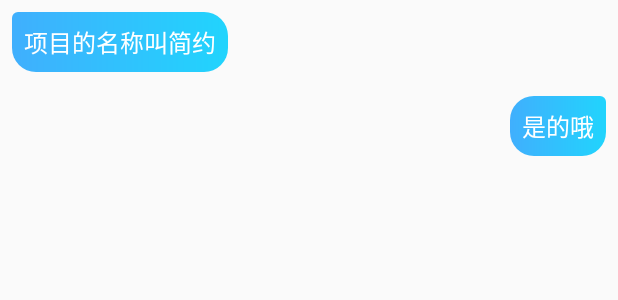
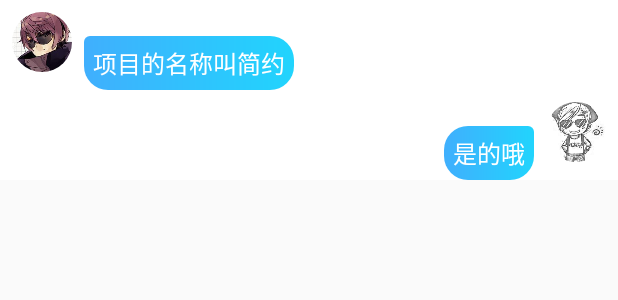
Before and after one commit to NexusLinkTeam/WeNavi, an Android app: the layout item_chat.xml on its own in the app's theme, with its tools: preview values and no code run, on a phone screen of 412 x 824 dp. Shown: the top 300 px of the screen. Run offline under Robolectric (Android 15) with nearby library versions, the phone set to English and light mode, and no system bars.

Commit message:
对话UI

```diff
--- a/app/src/main/java/com/nexuslink/wenavi/FriendListAdapter.java
+++ b/app/src/main/java/com/nexuslink/wenavi/FriendListAdapter.java
@@ -101,10 +101,4 @@ class FriendListAdapter extends RecyclerView.Adapter<RecyclerView.ViewHolder> {
             ButterKnife.bind(this, itemView);
         }
     }
-
-    private class HeaderViewHolder extends RecyclerView.ViewHolder {
-        public HeaderViewHolder(View itemView) {
-            super(itemView);
-        }
-    }
 }
--- a/app/src/main/res/layout/content_main.xml
+++ b/app/src/main/res/layout/content_main.xml
@@ -23,9 +23,9 @@
 
     <android.support.v7.widget.RecyclerView
         android:visibility="gone"
-        android:background="#ffffff"
+        android:background="#00000000"
         app:layout_behavior="@string/bottom_sheet_behavior"
-        app:behavior_peekHeight="100dp"
+        app:behavior_peekHeight="180dp"
         app:behavior_hideable="false"
         android:id="@+id/sheet_bottom_chat"
         android:layout_width="match_parent"
--- a/app/src/main/res/layout/item_chat.xml
+++ b/app/src/main/res/layout/item_chat.xml
@@ -1,10 +1,22 @@
 <?xml version="1.0" encoding="utf-8"?>
 <LinearLayout xmlns:android="http://schemas.android.com/apk/res/android"
-    android:orientation="vertical" android:layout_width="match_parent"
+    android:orientation="vertical"
+    android:background="@color/icons"
+    android:layout_width="match_parent"
     android:layout_height="wrap_content">
+    <LinearLayout
+        android:layout_width="match_parent"
+        android:layout_height="wrap_content">
+
+        <de.hdodenhof.circleimageview.CircleImageView
+            android:layout_margin="8dp"
+            android:src="@drawable/t15"
+            android:layout_width="40dp"
+            android:layout_height="40dp" />
+
         <TextView
-        android:padding="8dp"
-        android:layout_margin="8dp"
+            android:layout_marginTop="24dp"
+            android:padding="6dp"
             android:textSize="16sp"
             android:textColor="#ffffff"
             android:gravity="center"
@@ -12,11 +24,16 @@
             android:background="@drawable/shape_bubble_left"
             android:layout_width="wrap_content"
             android:layout_height="wrap_content" />
+    </LinearLayout>
+
+    <LinearLayout
+        android:gravity="end"
+        android:layout_width="match_parent"
+        android:layout_height="wrap_content">
 
         <TextView
-        android:layout_gravity="right"
-        android:padding="8dp"
-        android:layout_margin="8dp"
+            android:layout_marginTop="24dp"
+            android:padding="6dp"
             android:textSize="16sp"
             android:textColor="#ffffff"
             android:gravity="center"
@@ -24,4 +41,12 @@
             android:background="@drawable/shape_bubble_right"
             android:layout_width="wrap_content"
             android:layout_height="wrap_content" />
+
+        <de.hdodenhof.circleimageview.CircleImageView
+            android:layout_margin="8dp"
+            android:src="@drawable/t1"
+            android:layout_width="40dp"
+            android:layout_height="40dp" />
+
     </LinearLayout>
+</LinearLayout>
--- a/app/src/main/res/menu/main.xml
+++ b/app/src/main/res/menu/main.xml
@@ -1,6 +1,12 @@
 <?xml version="1.0" encoding="utf-8"?>
 <menu xmlns:android="http://schemas.android.com/apk/res/android"
     xmlns:app="http://schemas.android.com/apk/res-auto">
+
+    <item
+        android:id="@+id/add_friends"
+        android:orderInCategory="100"
+        android:title="@string/add_friends"
+        app:showAsAction="never" />
     <item
         android:id="@+id/action_settings"
         android:orderInCategory="100"
--- a/app/src/main/res/values/strings.xml
+++ b/app/src/main/res/values/strings.xml
@@ -10,4 +10,5 @@
     <string name="hello_blank_fragment">Hello blank fragment</string>
     <string name="position_unknown">Position Unknown</string>
     <string name="invite">invite</string>
+    <string name="add_friends">Add friends</string>
 </resources>
```
Also changed, not shown: app/src/main/java/com/nexuslink/wenavi/ChatListAdapter.java (+24 -5 lines), app/src/main/java/com/nexuslink/wenavi/HeaderViewHolder.java (added, +14 -0 lines), app/src/main/res/layout/item_header.xml (+4 -6 lines). Lines whose indentation alone changed are shown as unchanged.
